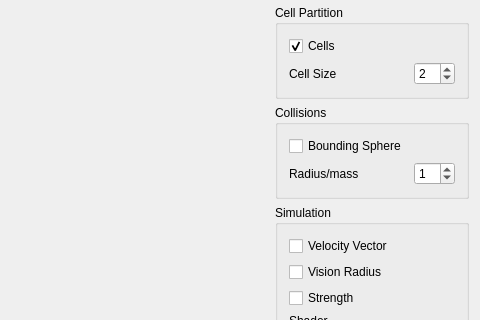
The window that CrowdSimulator/ui/MainWindow.ui (carlospzlz/crowdsimulator) describes before a commit, drawn with Qt 5; both pictures show x 352 to 832 and y 208 to 528 of the 832 by 1003 pixel window.
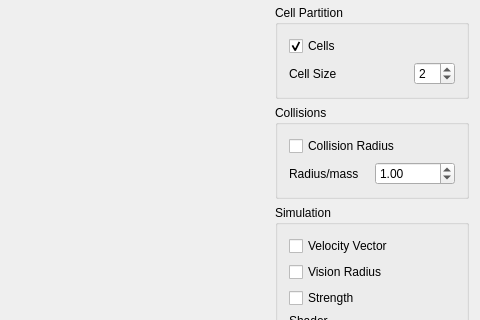
The same window after the commit.

The edit to the form file:
```diff
--- a/CrowdSimulator/ui/MainWindow.ui
+++ b/CrowdSimulator/ui/MainWindow.ui
@@ -385,7 +385,7 @@
        <item row="2" column="0" colspan="2">
         <widget class="QCheckBox" name="s_drawBoundingSphere">
          <property name="text">
-          <string>Bounding Sphere</string>
+          <string>Collision Radius</string>
          </property>
         </widget>
        </item>
@@ -403,22 +403,19 @@
         </widget>
        </item>
        <item row="4" column="1">
-        <widget class="QSpinBox" name="s_radiusMass">
-         <property name="sizePolicy">
-          <sizepolicy hsizetype="Fixed" vsizetype="Fixed">
-           <horstretch>0</horstretch>
-           <verstretch>0</verstretch>
-          </sizepolicy>
+        <widget class="QDoubleSpinBox" name="s_radiusMass">
+         <property name="singleStep">
+          <double>0.010000000000000</double>
          </property>
          <property name="value">
-          <number>1</number>
+          <double>1.000000000000000</double>
          </property>
         </widget>
        </item>
       </layout>
      </widget>
     </item>
-    <item row="5" column="3">
+    <item row="6" column="3">
      <spacer name="verticalSpacer">
       <property name="orientation">
        <enum>Qt::Vertical</enum>
```
Left out of the diff: 14 changed lines with no effect on the pictures.
